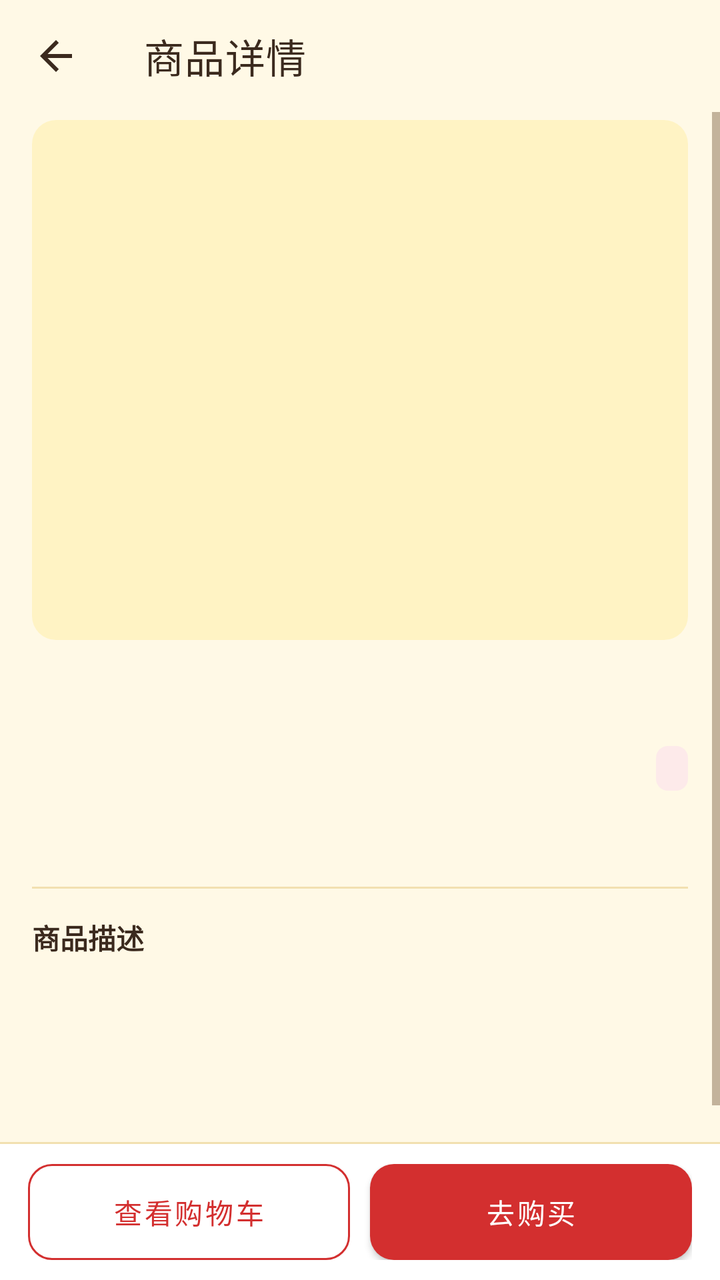
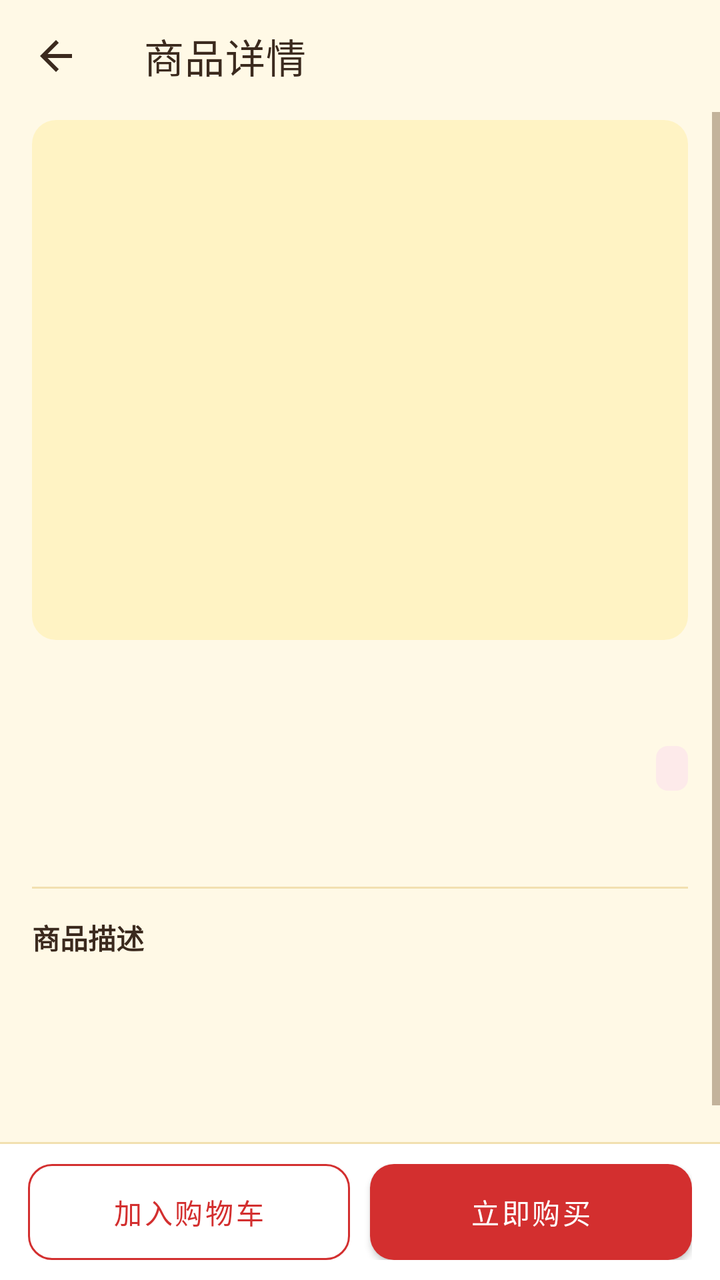

Before-and-after screenshots of an Android layout around one commit, followed by the original layout XML and the change that was made.
<!-- AndroidManifest.xml: application theme Theme.ShineApp -->
<!-- res/layout/activity_product_detail.xml -->
<?xml version="1.0" encoding="utf-8"?>
<LinearLayout xmlns:android="http://schemas.android.com/apk/res/android"
    xmlns:app="http://schemas.android.com/apk/res-auto"
    android:orientation="vertical" android:layout_width="match_parent" android:layout_height="match_parent"
    android:background="@color/shine_bg">

    <com.google.android.material.appbar.MaterialToolbar
        android:id="@+id/top_app_bar" android:layout_width="match_parent" android:layout_height="?attr/actionBarSize"
        android:background="@color/shine_bg" app:titleTextColor="@color/shine_text" app:title="商品详情"
        app:navigationIcon="?attr/homeAsUpIndicator"
        app:navigationIconTint="@color/shine_text" />

    <ScrollView android:layout_width="match_parent" android:layout_height="0dp"
        android:layout_weight="1" android:fillViewport="true">

        <LinearLayout android:layout_width="match_parent" android:layout_height="wrap_content"
            android:orientation="vertical" android:paddingStart="16dp" android:paddingEnd="16dp"
            android:paddingTop="4dp" android:paddingBottom="20dp">

            <com.google.android.material.imageview.ShapeableImageView
                android:id="@+id/img_product" android:layout_width="match_parent" android:layout_height="260dp"
                android:scaleType="centerCrop" android:background="@color/shine_yellow_soft"
                app:shapeAppearanceOverlay="@style/RoundedImage"/>

            <TextView android:id="@+id/tv_title" android:layout_width="match_parent" android:layout_height="wrap_content"
                android:textSize="20sp" android:textStyle="bold" android:textColor="@color/shine_text"
                android:layout_marginTop="14dp" android:lineSpacingExtra="2dp"/>

            <LinearLayout android:layout_width="match_parent" android:layout_height="wrap_content"
                android:orientation="horizontal" android:gravity="center_vertical" android:layout_marginTop="8dp">

                <TextView android:id="@+id/tv_price" android:layout_width="0dp" android:layout_weight="1"
                    android:layout_height="wrap_content" android:textSize="23sp"
                    android:textColor="@color/shine_pink" android:textStyle="bold"/>

                <TextView android:id="@+id/tv_stock" android:layout_width="wrap_content"
                    android:layout_height="wrap_content" android:textSize="12sp"
                    android:textColor="@color/shine_amber_text" android:background="@drawable/bg_badge_soft"
                    android:paddingStart="8dp" android:paddingEnd="8dp" android:paddingTop="3dp"
                    android:paddingBottom="3dp"/>
            </LinearLayout>

            <TextView android:id="@+id/tv_custom" android:layout_width="wrap_content" android:layout_height="wrap_content"
                android:text="支持来图定制" android:textColor="@color/shine_amber_text"
                android:textStyle="bold" android:textSize="12sp" android:background="@drawable/bg_badge_soft"
                android:paddingStart="8dp" android:paddingEnd="8dp" android:paddingTop="3dp"
                android:paddingBottom="3dp" android:layout_marginTop="8dp" android:visibility="gone"/>

            <LinearLayout android:layout_width="match_parent" android:layout_height="wrap_content"
                android:orientation="horizontal" android:layout_marginTop="10dp">
                <TextView android:id="@+id/tv_cat" android:layout_width="wrap_content" android:layout_height="wrap_content"
                    android:textColor="@color/shine_sub" android:textSize="13sp"/>
                <TextView android:id="@+id/tv_material" android:layout_width="wrap_content" android:layout_height="wrap_content"
                    android:textColor="@color/shine_sub" android:textSize="13sp" android:layout_marginStart="14dp"/>
            </LinearLayout>

            <View android:layout_width="match_parent" android:layout_height="1dp"
                android:background="@color/shine_yellow_line" android:layout_marginTop="16dp"/>

            <TextView android:layout_width="wrap_content" android:layout_height="wrap_content"
                android:text="商品描述" android:textSize="14sp" android:textStyle="bold"
                android:textColor="@color/shine_text" android:layout_marginTop="14dp"/>

            <TextView android:id="@+id/tv_desc" android:layout_width="match_parent" android:layout_height="wrap_content"
                android:textColor="@color/shine_text" android:textSize="14sp" android:layout_marginTop="8dp"
                android:lineSpacingExtra="5dp"/>

            <ProgressBar android:id="@+id/progress" android:layout_width="wrap_content" android:layout_height="wrap_content"
                android:layout_gravity="center" android:layout_marginTop="16dp"/>
        </LinearLayout>
    </ScrollView>

    
    <View android:layout_width="match_parent" android:layout_height="1dp"
        android:background="@color/shine_yellow_line"/>

    <LinearLayout android:layout_width="match_parent" android:layout_height="wrap_content"
        android:orientation="horizontal" android:background="@color/shine_surface"
        android:paddingStart="14dp" android:paddingEnd="14dp" android:paddingTop="10dp"
        android:paddingBottom="10dp">

        <com.google.android.material.button.MaterialButton
            android:id="@+id/btn_cart" style="@style/Widget.MaterialComponents.Button.OutlinedButton"
            android:layout_width="0dp" android:layout_weight="1" android:layout_height="48dp"
            android:text="查看购物车" android:textSize="14sp" android:insetTop="0dp" android:insetBottom="0dp"
            android:textColor="@color/shine_pink" app:strokeColor="@color/shine_pink"
            app:cornerRadius="12dp"/>

        <com.google.android.material.button.MaterialButton
            android:id="@+id/btn_buy" android:layout_width="0dp" android:layout_weight="1"
            android:layout_height="48dp" android:layout_marginStart="10dp" android:text="去购买"
            android:textSize="14sp" android:insetTop="0dp" android:insetBottom="0dp"
            android:textColor="@color/shine_on_red" app:backgroundTint="@color/shine_pink"
            app:cornerRadius="12dp"/>
    </LinearLayout>
</LinearLayout>
<!-- resources referenced by this layout -->
<resources>
  <color name="shine_amber_text">#FF9C5B00</color>
  <color name="shine_bg">#FFFFF9E6</color>
  <color name="shine_on_red">#FFFFFFFF</color>
  <color name="shine_pink">#FFD32F2F</color>
  <color name="shine_sub">#FF8B7355</color>
  <color name="shine_surface">#FFFFFFFF</color>
  <color name="shine_text">#FF3B2A1E</color>
  <color name="shine_yellow_line">#FFF2E0B0</color>
  <color name="shine_yellow_soft">#FFFFF3C4</color>
  <!-- drawable bg_badge_soft (drawable) -->
  <?xml version="1.0" encoding="utf-8"?>
  <shape xmlns:android="http://schemas.android.com/apk/res/android" android:shape="rectangle">
      <solid android:color="@color/shine_red_soft"/>
      <corners android:radius="6dp"/>
  </shape>
  <style name="RoundedImage" parent="">
          <item name="cornerFamily">rounded</item>
          <item name="cornerSize">12dp</item>
      </style>
  <style name="Theme.ShineApp" parent="Theme.MaterialComponents.DayNight.NoActionBar">
          <item name="colorPrimary">@color/shine_pink</item>
          <item name="colorPrimaryVariant">@color/shine_pink_dark</item>
          <item name="colorOnPrimary">@color/shine_on_red</item>
          <item name="colorSecondary">@color/shine_mint</item>
          <item name="colorSecondaryVariant">@color/shine_mint_dark</item>
          <item name="colorSurface">@color/shine_surface</item>
          <item name="android:colorBackground">@color/shine_bg</item>
          <item name="android:textColorPrimary">@color/shine_text</item>
          <item name="android:textColorSecondary">@color/shine_sub</item>
          
          <item name="android:statusBarColor">@color/shine_bg</item>
          <item name="android:navigationBarColor">@color/shine_surface</item>
          <item name="android:windowLightStatusBar">true</item>
          <item name="android:windowLightNavigationBar" tools:targetApi="27">true</item>
          <item name="android:windowBackground">@color/shine_bg</item>
      </style>
  <color name="shine_red_soft">#FFFDEAEA</color>
  <color name="shine_pink_dark">#FFB71C1C</color>
  <color name="shine_mint">#FFFFD54F</color>
  <color name="shine_mint_dark">#FFB26A00</color>
</resources>

<!-- the commit's change to res/layout/activity_product_detail.xml (unified diff, before → after) -->
@@ -38,6 +38,12 @@
                     android:textColor="@color/shine_amber_text" android:background="@drawable/bg_badge_soft"
                     android:paddingStart="8dp" android:paddingEnd="8dp" android:paddingTop="3dp"
                     android:paddingBottom="3dp"/>
+
+                <TextView android:id="@+id/tv_sold" android:layout_width="wrap_content"
+                    android:layout_height="wrap_content" android:textSize="12sp"
+                    android:textColor="@color/shine_amber_text" android:background="@drawable/bg_badge_soft"
+                    android:paddingStart="8dp" android:paddingEnd="8dp" android:paddingTop="3dp"
+                    android:paddingBottom="3dp" android:layout_marginStart="8dp" android:visibility="gone"/>
             </LinearLayout>
 
             <TextView android:id="@+id/tv_custom" android:layout_width="wrap_content" android:layout_height="wrap_content"
@@ -82,13 +88,13 @@
         <com.google.android.material.button.MaterialButton
             android:id="@+id/btn_cart" style="@style/Widget.MaterialComponents.Button.OutlinedButton"
             android:layout_width="0dp" android:layout_weight="1" android:layout_height="48dp"
-            android:text="查看购物车" android:textSize="14sp" android:insetTop="0dp" android:insetBottom="0dp"
+            android:text="加入购物车" android:textSize="14sp" android:insetTop="0dp" android:insetBottom="0dp"
             android:textColor="@color/shine_pink" app:strokeColor="@color/shine_pink"
             app:cornerRadius="12dp"/>
 
         <com.google.android.material.button.MaterialButton
             android:id="@+id/btn_buy" android:layout_width="0dp" android:layout_weight="1"
-            android:layout_height="48dp" android:layout_marginStart="10dp" android:text="去购买"
+            android:layout_height="48dp" android:layout_marginStart="10dp" android:text="立即购买"
             android:textSize="14sp" android:insetTop="0dp" android:insetBottom="0dp"
             android:textColor="@color/shine_on_red" app:backgroundTint="@color/shine_pink"
             app:cornerRadius="12dp"/>
